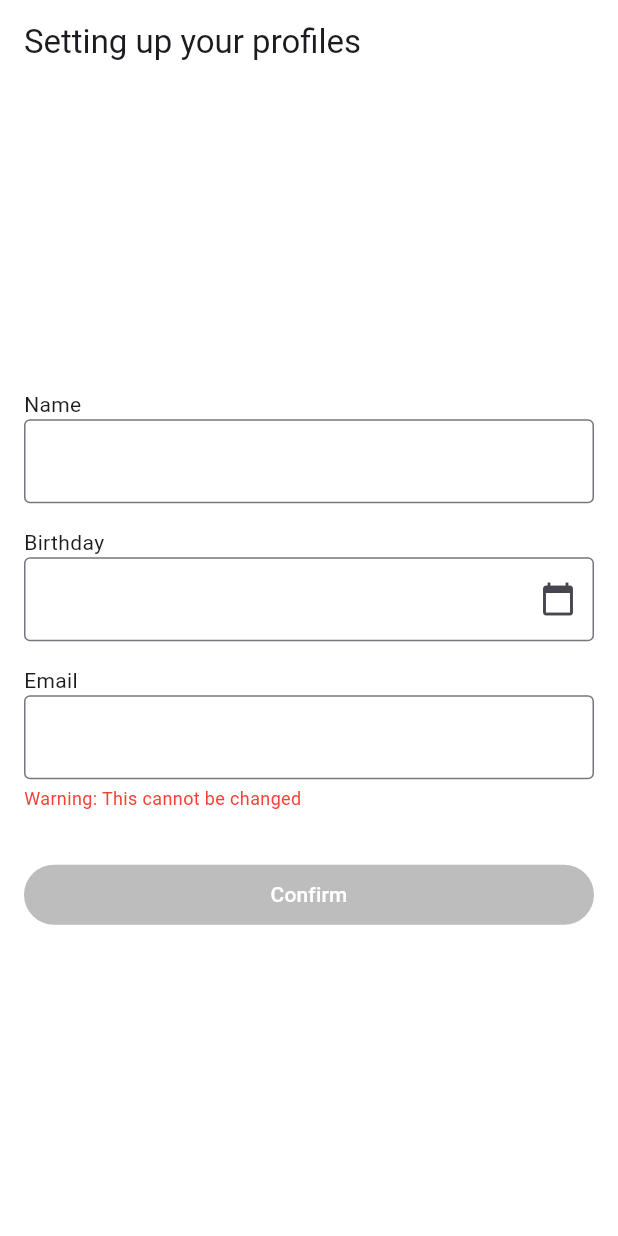
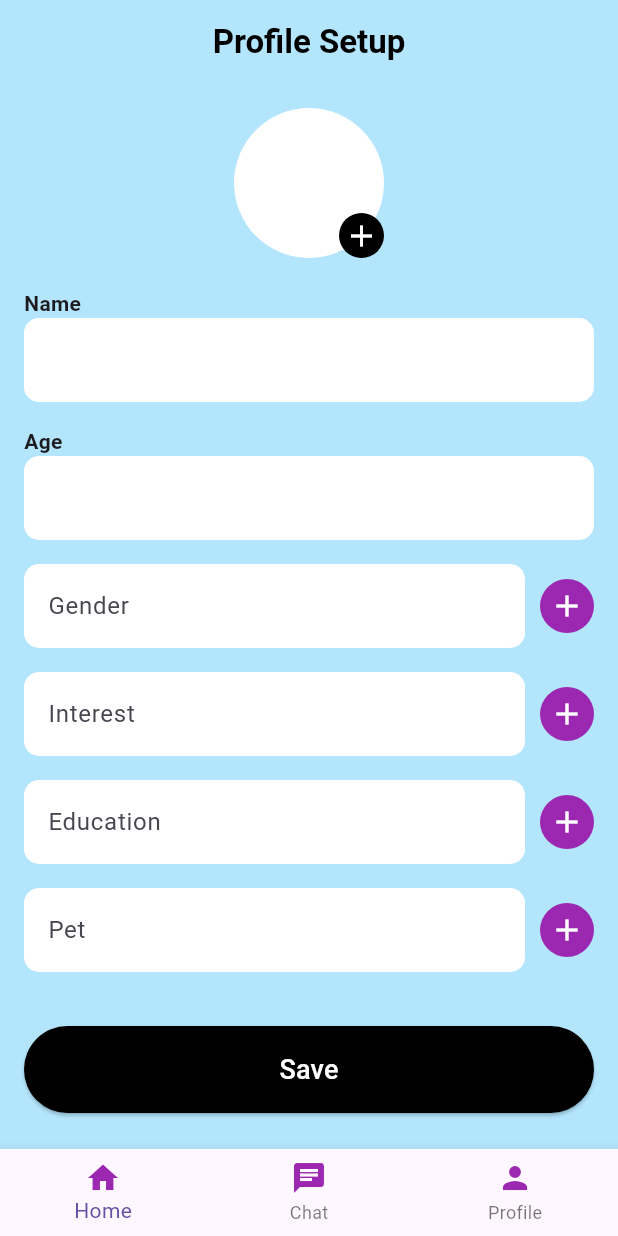
Before and after one commit to Minglebell/Mingle, a Flutter app: the screen it shows after launch, on a phone screen of 412 x 824 dp. Run offline on Flutter 3.47's test engine with Material 3 defaults, Android fonts, the phone set to English and light mode, and no system bars; our stand-ins replace device_preview, image_picker.

Commit message:
Adjust more of profile detail page

```diff
--- a/mingle/lib/main.dart
+++ b/mingle/lib/main.dart
@@ -1,11 +1,12 @@
 import 'package:flutter/material.dart';
 import 'package:device_preview/device_preview.dart';
-import 'package:intl/intl.dart'; // For date formatting
+import 'dart:io';
+import 'package:image_picker/image_picker.dart';
 
 void main() {
   runApp(
     DevicePreview(
-      enabled: true, // Set to true for development purposes
+      enabled: true,
       builder: (context) => const MyApp(),
     ),
   );
@@ -18,7 +19,7 @@ class MyApp extends StatelessWidget {
   Widget build(BuildContext context) {
     return MaterialApp(
       builder: DevicePreview.appBuilder,
-      locale: DevicePreview.locale(context), // Support locale simulation
+      locale: DevicePreview.locale(context),
       home: const ProfileSetupPage(),
       theme: ThemeData(primarySwatch: Colors.blue),
     );
@@ -33,35 +34,16 @@ class ProfileSetupPage extends StatefulWidget {
 }
 
 class _ProfileSetupPageState extends State<ProfileSetupPage> {
-  final _formKey = GlobalKey<FormState>();
   final TextEditingController _nameController = TextEditingController();
-  final TextEditingController _birthdayController = TextEditingController();
-  final TextEditingController _emailController = TextEditingController();
-  DateTime? _selectedDate;
+  final TextEditingController _ageController = TextEditingController();
+  File? _image;
 
-  bool _isFormValid = false;
-
-  void _validateForm() {
+  Future<void> _pickImage() async {
+    final pickedFile =
+        await ImagePicker().pickImage(source: ImageSource.gallery);
+    if (pickedFile != null) {
       setState(() {
-      _isFormValid = _nameController.text.isNotEmpty &&
-          _birthdayController.text.isNotEmpty &&
-          _emailController.text.isNotEmpty;
-    });
-  }
-
-  Future<void> _selectDate(BuildContext context) async {
-    DateTime? pickedDate = await showDatePicker(
-      context: context,
-      initialDate: _selectedDate ?? DateTime.now(),
-      firstDate: DateTime(1900),
-      lastDate: DateTime.now(),
-    );
-
-    if (pickedDate != null) {
-      setState(() {
-        _selectedDate = pickedDate;
-        _birthdayController.text = DateFormat('yyyy-MM-dd').format(pickedDate);
-        _validateForm();
+        _image = File(pickedFile.path);
       });
     }
   }
@@ -69,178 +51,139 @@ class _ProfileSetupPageState extends State<ProfileSetupPage> {
   @override
   Widget build(BuildContext context) {
     return Scaffold(
-      backgroundColor: Colors.white,
+      backgroundColor: Colors.lightBlue[100],
       appBar: AppBar(
-        title: const Text(
-          'Setting up your profiles',
-          style: TextStyle(fontFamily: 'Roboto'),
+        backgroundColor: Colors.transparent,
+        elevation: 0,
+        title: const Text('Profile Setup',
+            style: TextStyle(color: Colors.black, fontWeight: FontWeight.bold)),
+        centerTitle: true,
       ),
-        backgroundColor: Colors.white,
-        elevation: 0,
-      ),
-      body: Center(
-        child: Padding(
+      body: Padding(
         padding: const EdgeInsets.all(16.0),
-          child: Form(
-            key: _formKey,
+        child: SingleChildScrollView(
           child: Column(
-              mainAxisSize: MainAxisSize.min,
             crossAxisAlignment: CrossAxisAlignment.start,
             children: [
-                const Text(
-                  'Name',
-                  textAlign: TextAlign.left,
-                  style: TextStyle(fontFamily: 'Roboto'),
+              Center(
+                child: Stack(
+                  children: [
+                    CircleAvatar(
+                      radius: 50,
+                      backgroundColor: Colors.white,
+                      backgroundImage: _image != null
+                          ? FileImage(_image!)
+                          : null,
                     ),
-                TextFormField(
-                  controller: _nameController,
-                  onChanged: (value) => _validateForm(),
-                  decoration: const InputDecoration(
-                    border: OutlineInputBorder(),
-                  ),
-                  style: const TextStyle(fontFamily: 'Roboto'),
-                ),
-                const SizedBox(height: 16),
-                const Text(
-                  'Birthday',
-                  textAlign: TextAlign.left,
-                  style: TextStyle(fontFamily: 'Roboto'),
-                ),
-                TextFormField(
-                  controller: _birthdayController,
-                  readOnly: true,
-                  onTap: () => _selectDate(context),
-                  decoration: const InputDecoration(
-                    border: OutlineInputBorder(),
-                    suffixIcon: Icon(Icons.calendar_today),
-                  ),
-                  style: const TextStyle(fontFamily: 'Roboto'),
-                ),
-                const SizedBox(height: 16),
-                const Text(
-                  'Email',
-                  textAlign: TextAlign.left,
-                  style: TextStyle(fontFamily: 'Roboto'),
-                ),
-                TextFormField(
-                  controller: _emailController,
-                  onChanged: (value) => _validateForm(),
-                  decoration: const InputDecoration(
-                    border: OutlineInputBorder(),
-                  ),
-                  style: const TextStyle(fontFamily: 'Roboto'),
-                ),
-                const Padding(
-                  padding: EdgeInsets.only(top: 4),
-                  child: Text(
-                    'Warning: This cannot be changed',
-                    style: TextStyle(
-                        color: Colors.red, fontSize: 12, fontFamily: 'Roboto'),
-                    textAlign: TextAlign.left,
-                  ),
-                ),
-                const SizedBox(height: 32),
-                SizedBox(
-                  width: double.infinity,
-                  child: ElevatedButton(
-                    onPressed: _isFormValid
-                        ? () {
-                            final name = _nameController.text;
-                            final birthday = _selectedDate!;
-                            final age = DateTime.now().year - birthday.year;
-
-                            final profile = Profile(name: name, age: age);
-
-                            Navigator.push(
-                              context,
-                              MaterialPageRoute(
-                                builder: (context) =>
-                                    ProfileDetailsPage(profile: profile),
-                              ),
-                            );
-                          }
-                        : null,
-                    style: ElevatedButton.styleFrom(
+                    Positioned(
+                      bottom: 0,
+                      right: 0,
+                      child: GestureDetector(
+                        onTap: _pickImage,
+                        child: const CircleAvatar(
                           backgroundColor: Colors.black,
-                      disabledBackgroundColor: Colors.grey[400],
-                    ),
-                    child: const Text(
-                      'Confirm',
-                      textAlign: TextAlign.center,
-                      style:
-                          TextStyle(color: Colors.white, fontFamily: 'Roboto'),
+                          radius: 15,
+                          child: Icon(Icons.add, color: Colors.white),
                         ),
                       ),
                     ),
                   ],
                 ),
               ),
+              const SizedBox(height: 20),
+              _buildTextField('Name', _nameController),
+              _buildTextField('Age', _ageController, isNumeric: true),
+              _buildAddableField('Gender'),
+              _buildAddableField('Interest'),
+              _buildAddableField('Education'),
+              _buildAddableField('Pet'),
+              const SizedBox(height: 20),
+              SizedBox(
+                width: double.infinity,
+                child: ElevatedButton(
+                  onPressed: () {},
+                  style: ElevatedButton.styleFrom(
+                    backgroundColor: Colors.black,
+                    padding: const EdgeInsets.symmetric(vertical: 16),
                   ),
+                  child: const Text('Save',
+                      style: TextStyle(color: Colors.white, fontSize: 18)),
+                ),
+              ),
+            ],
+          ),
+        ),
+      ),
+      bottomNavigationBar: BottomNavigationBar(
+        items: const [
+          BottomNavigationBarItem(
+            icon: Icon(Icons.home, color: Colors.purple),
+            label: 'Home',
+          ),
+          BottomNavigationBarItem(
+            icon: Icon(Icons.chat, color: Colors.purple),
+            label: 'Chat',
+          ),
+          BottomNavigationBarItem(
+            icon: Icon(Icons.person, color: Colors.purple),
+            label: 'Profile',
+          ),
+        ],
+      ),
+    );
+  }
+
+  Widget _buildTextField(String label, TextEditingController controller,
+      {bool isNumeric = false}) {
+    return Padding(
+      padding: const EdgeInsets.only(bottom: 16),
+      child: Column(
+        crossAxisAlignment: CrossAxisAlignment.start,
+        children: [
+          Text(label, style: const TextStyle(fontWeight: FontWeight.bold)),
+          TextField(
+            controller: controller,
+            keyboardType: isNumeric ? TextInputType.number : null,
+            decoration: InputDecoration(
+              filled: true,
+              fillColor: Colors.white,
+              border: OutlineInputBorder(
+                borderRadius: BorderRadius.circular(10),
+                borderSide: BorderSide.none,
+              ),
+            ),
+          ),
+        ],
+      ),
+    );
+  }
+
+  Widget _buildAddableField(String label) {
+    return Padding(
+      padding: const EdgeInsets.only(bottom: 16),
+      child: Row(
+        children: [
+          Expanded(
+            child: TextField(
+              decoration: InputDecoration(
+                labelText: label,
+                filled: true,
+                fillColor: Colors.white,
+                border: OutlineInputBorder(
+                  borderRadius: BorderRadius.circular(10),
+                  borderSide: BorderSide.none,
+                ),
+              ),
+            ),
+          ),
+          const SizedBox(width: 10),
+          CircleAvatar(
+            backgroundColor: Colors.purple,
+            radius: 18,
+            child: const Icon(Icons.add, color: Colors.white),
+          ),
+        ],
       ),
     );
   }
 }
-
-class Profile {
-  final String name;
-  final int age;
-
-  Profile({required this.name, required this.age});
-}
-
-
-class ProfileDetailsPage extends StatelessWidget {
-  final Profile profile;
-
-  const ProfileDetailsPage({super.key, required this.profile});
-
-  @override
-  Widget build(BuildContext context) {
-    return Scaffold(
-      appBar: AppBar(
-        title: const Text('Profile Details'),
-      ),
-      body: Padding(
-        padding: const EdgeInsets.all(16.0),
-        child: Column(
-          crossAxisAlignment: CrossAxisAlignment.start,
-          children: [
-            Text('Name: ${profile.name}', style: const TextStyle(fontSize: 18)),
-            const SizedBox(height: 8),
-            Text('Age: ${profile.age}', style: const TextStyle(fontSize: 18)),
-            const SizedBox(height: 32),
-            ElevatedButton(
-              onPressed: () {
-                Navigator.pop(context);
-              },
-              child: const Text('Back'),
-            ),
-          ],
-        ),
-      ),
-    );
-  }
-}
-
-
-class MatchingPage extends StatelessWidget {
-  const MatchingPage({super.key});
-
-  @override
-  Widget build(BuildContext context) {
-    return Scaffold(
-      appBar: AppBar(
-        title: const Text('Matching Interests'),
-      ),
-      body: Center(
-        child: ElevatedButton(
-          onPressed: () {
-            Navigator.pop(context);
-          },
-          child: const Text('Back'),
-        ),
-      ),
-    );
-  }
-
-}
--- a/mingle/pubspec.yaml
+++ b/mingle/pubspec.yaml
@@ -35,7 +35,8 @@ dependencies:
   # Use with the CupertinoIcons class for iOS style icons.
   cupertino_icons: ^1.0.8
   device_preview: ^1.2.0
-  intl: ^0.18.0
+  intl: ^0.19.0
+  image_picker: ^0.8.4+4
 
 dev_dependencies:
   flutter_test:
```
Also changed, not shown: mingle/pubspec.lock, 5 other files. Lines whose indentation alone changed are shown as unchanged.
